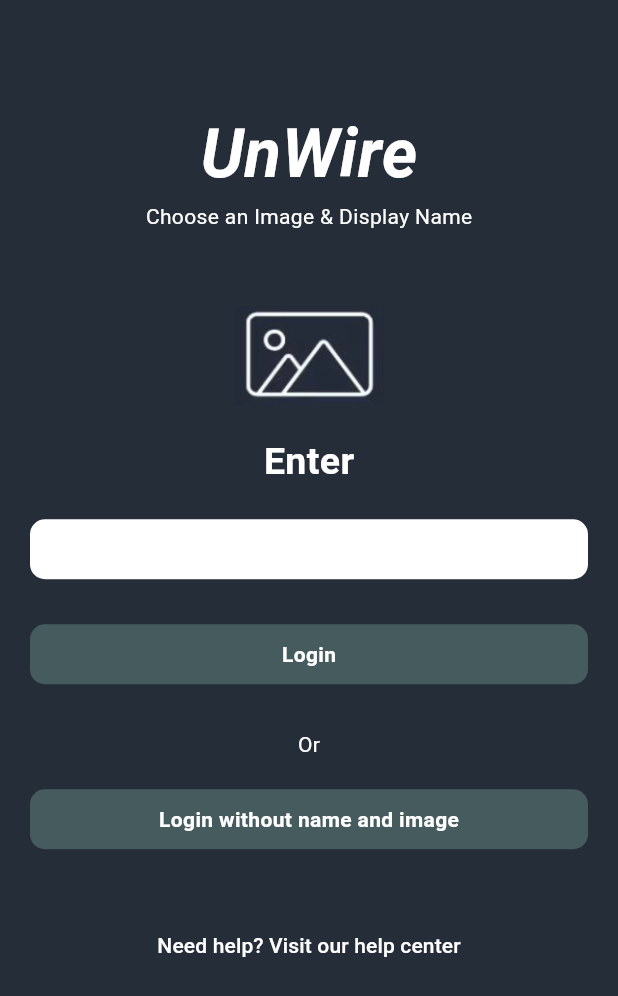
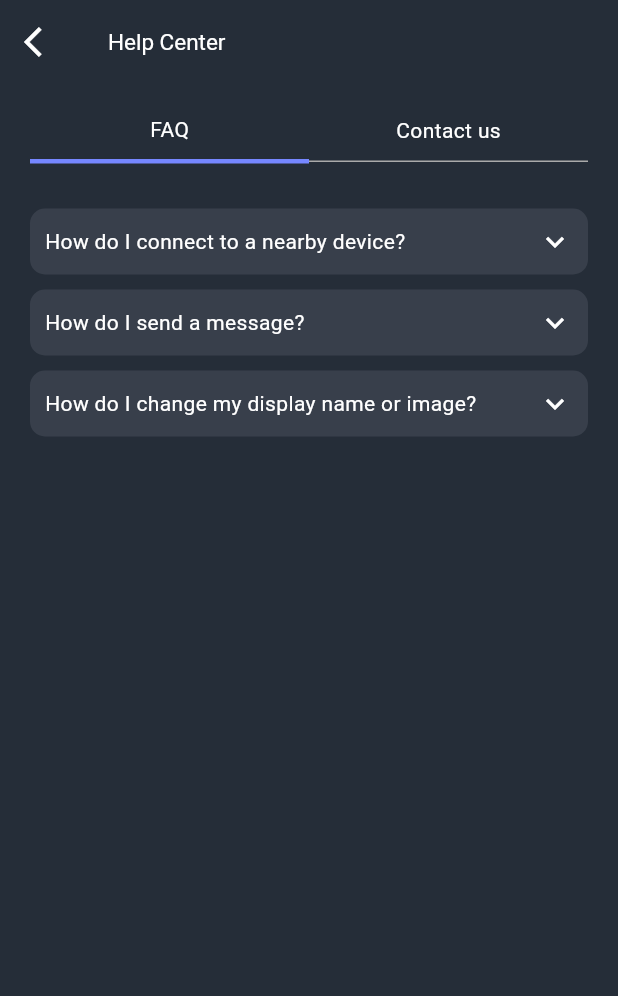
Before and after one commit to Ruixin-J-Shi/UnWire, a Flutter app: the screen it shows after launch, after a tap on "Need help? Visit our help center", on a phone screen of 412 x 824 dp. Shown: the top 996 px of the screen. Run offline on Flutter 3.47's test engine with Material 3 defaults, Android fonts, the phone set to English and light mode, and no system bars; our stand-ins replace file_picker, image_picker; missing offline and left inert: nearby_service.

Commit message:
complete with minor change

```diff
--- /dev/null
+++ b/lib/help_page.dart
@@ -0,0 +1,237 @@
+/// HelpPage provides basic FAQ and contact info for the users.
+/// Accessibility:
+/// - The page provides headings for FAQs and a contact section.
+/// - Each FAQ question is a button that, when tapped, expands to show the answer.
+/// - Ensure that color contrast and semantic labels are sufficient.
+
+import 'package:flutter/material.dart';
+import 'package:flutter/services.dart';
+
+class HelpPage extends StatefulWidget {
+  const HelpPage({Key? key}) : super(key: key);
+
+  @override
+  State<HelpPage> createState() => _HelpPageState();
+}
+
+class _HelpPageState extends State<HelpPage> {
+  // A simpler FAQ list
+  // Each entry: { "question": "...", "answer": "...", "expanded": bool }
+  List<Map<String, dynamic>> faqs = [
+    {
+      "question": "How do I connect to a nearby device?",
+      "answer":
+          "To connect, ensure you have granted required permissions and tapped 'Start Discovery'.",
+      "expanded": false
+    },
+    {
+      "question": "How do I send a message?",
+      "answer":
+          "Once connected, simply type your message in the text field and tap 'Send'.",
+      "expanded": false
+    },
+    {
+      "question": "How do I change my display name or image?",
+      "answer":
+          "Return to the login screen and select a new name or image before starting the chat.",
+      "expanded": false
+    },
+  ];
+
+  int currentTab = 1; // 1 = FAQ, 2 = Contact
+
+  Widget buildFaqItem(Map<String, dynamic> faq) {
+    return Container(
+      margin: const EdgeInsets.only(top: 10),
+      padding: const EdgeInsets.all(10),
+      decoration: BoxDecoration(
+          color: const Color(0xff383f4b), borderRadius: BorderRadius.circular(10)),
+      child: Column(
+        crossAxisAlignment: CrossAxisAlignment.start,
+        children: [
+          InkWell(
+            onTap: () {
+              setState(() {
+                faq["expanded"] = !faq["expanded"];
+              });
+            },
+            child: Row(
+              children: [
+                Expanded(
+                  child: Text(
+                    faq["question"],
+                    style: const TextStyle(color: Colors.white, fontSize: 14),
+                    semanticsLabel: 'FAQ question: ${faq["question"]}',
+                  ),
+                ),
+                Icon(
+                  faq["expanded"]
+                      ? Icons.keyboard_arrow_up
+                      : Icons.keyboard_arrow_down,
+                  color: Colors.white,
+                  semanticLabel:
+                      faq["expanded"] ? 'Collapse answer' : 'Expand answer',
+                ),
+              ],
+            ),
+          ),
+          if (faq["expanded"])
+            Padding(
+              padding: const EdgeInsets.only(top: 8.0),
+              child: Text(
+                faq["answer"],
+                style: const TextStyle(color: Colors.white, fontSize: 12),
+                semanticsLabel: 'FAQ answer: ${faq["answer"]}',
+              ),
+            ),
+        ],
+      ),
+    );
+  }
+
+  @override
+  Widget build(BuildContext context) {
+    // Accessibility: Back arrow has a semantic label
+    return Scaffold(
+      appBar: AppBar(
+          shadowColor: Colors.transparent,
+          backgroundColor: Colors.transparent,
+          foregroundColor: Colors.transparent,
+          leading: IconButton(
+              onPressed: () {
+                Navigator.of(context).pop();
+              },
+              icon: const Icon(
+                Icons.arrow_back_ios,
+                color: Colors.white,
+                semanticLabel: 'Go back',
+              )),
+          title: const Text(
+            "Help Center",
+            style: TextStyle(color: Colors.white, fontSize: 15),
+            semanticsLabel: 'Help Center title',
+          ),
+          systemOverlayStyle: SystemUiOverlayStyle.light.copyWith(
+              statusBarColor: Colors.transparent,
+              statusBarIconBrightness: Brightness.light)),
+      backgroundColor: const Color(0xff252d38),
+      body: Container(
+          width: double.infinity,
+          padding: const EdgeInsets.all(20),
+          decoration: const BoxDecoration(),
+          child: Column(
+            children: [
+              Row(
+                children: [
+                  Expanded(
+                    child: InkWell(
+                        onTap: () {
+                          setState(() {
+                            currentTab = 1;
+                          });
+                        },
+                        child: Column(
+                          children: [
+                            const Text(
+                              "FAQ",
+                              style: TextStyle(color: Colors.white),
+                            ),
+                            const SizedBox(height: 10),
+                            Container(
+                              height: currentTab == 1 ? 3 : 1,
+                              width: double.infinity,
+                              color: currentTab == 1
+                                  ? const Color(0xff7687ff)
+                                  : const Color(0xffaaaaaa),
+                            )
+                          ],
+                        )),
+                  ),
+                  Expanded(
+                      child: InkWell(
+                          onTap: () {
+                            setState(() {
+                              currentTab = 2;
+                            });
+                          },
+                          child: Column(
+                            children: [
+                              const Text(
+                                "Contact us",
+                                style: TextStyle(color: Colors.white),
+                              ),
+                              const SizedBox(height: 10),
+                              Container(
+                                height: currentTab == 2 ? 3 : 1,
+                                width: double.infinity,
+                                color: currentTab == 2
+                                    ? const Color(0xff7687ff)
+                                    : const Color(0xffaaaaaa),
+                              )
+                            ],
+                          )))
+                ],
+              ),
+              const SizedBox(
+                height: 20,
+              ),
+              if (currentTab == 1)
+                Expanded(
+                  child: ListView.builder(
+                    itemCount: faqs.length,
+                    itemBuilder: (context, index) {
+                      return buildFaqItem(faqs[index]);
+                    },
+                  ),
+                )
+              else
+                // Contact Us tab
+                Expanded(
+                  child: Column(
+                    crossAxisAlignment: CrossAxisAlignment.start,
+                    children: [
+                      const Text(
+                        "Contact Us",
+                        style: TextStyle(color: Colors.white, fontSize: 16),
+                        semanticsLabel: 'Contact Us heading',
+                      ),
+                      const SizedBox(height: 10),
+                      Container(
+                        height: 100,
+                        decoration: BoxDecoration(
+                            color: Colors.white,
+                            borderRadius: BorderRadius.circular(10)),
+                        child: Padding(
+                          padding: const EdgeInsets.all(8.0),
+                          child: Semantics(
+                            label: 'Contact message input field',
+                            child: const TextField(
+                              decoration: InputDecoration(
+                                border: InputBorder.none,
+                                hintText: 'Enter your message or issue here',
+                              ),
+                              maxLines: 5,
+                            ),
+                          ),
+                        ),
+                      ),
+                      const SizedBox(height: 10),
+                      ElevatedButton(
+                        onPressed: () {
+                          // In a real app, you could send message to support.
+                          ScaffoldMessenger.of(context).showSnackBar(
+                              const SnackBar(content: Text("Message sent!")));
+                        },
+                        child: const Text(
+                          "Send",
+                          semanticsLabel: 'Send contact message',
+                        ),
+                      ),
+                    ],
+                  ),
+                )
+            ],
+          )),
+    );
+  }
+}
--- a/lib/main.dart
+++ b/lib/main.dart
@@ -1,11 +1,18 @@
+/// Main entry point for the Nearby Group Chat app.
+/// Accessibility Notes:
+/// - The login page and subsequent pages should be accessible with screen readers.
+/// - Buttons and images have semantic labels or descriptive text.
+
 import 'dart:convert';
 import 'dart:io';
 import 'dart:math';
-import 'package:flutter/foundation.dart';
+
 import 'package:flutter/material.dart';
 import 'package:flutter/services.dart';
 import 'package:image_picker/image_picker.dart';
+
 import 'chat_room.dart';
+import 'help_page.dart'; // Import our new HelpPage
 
 void main() {
   runApp(const MyApp());
@@ -27,10 +34,7 @@ class MyApp extends StatelessWidget {
 }
 
 class LoginPage extends StatefulWidget {
-  static String? username;
-  static String? headimg;
-
-  const LoginPage({Key? key}) : super(key: key);
+  const LoginPage({super.key});
 
   @override
   State<LoginPage> createState() => _LoginPageState();
@@ -41,18 +45,10 @@ class _LoginPageState extends State<LoginPage> {
   final picker = ImagePicker();
   String? image;
 
-  @override
-  void initState() {
-    super.initState();
-  }
-
-  Future<void> chooseImage() async {
-    if (kIsWeb) {
-      // Implement web logic if needed
-      return;
-    }
+  void chooseImage() async {
     XFile? pickedFile = await picker.pickImage(
         source: ImageSource.gallery, maxHeight: 600, maxWidth: 600);
+
     if (pickedFile != null) {
       List<int> fileBytes = await File(pickedFile.path).readAsBytes();
       String base64String = base64Encode(fileBytes);
@@ -62,12 +58,7 @@ class _LoginPageState extends State<LoginPage> {
     }
   }
 
-  Future<String> _loadDefaultImageBase64() async {
-    final bytes = await rootBundle.load('images/default_avatar.png');
-    return base64Encode(bytes.buffer.asUint8List());
-  }
-
-  void loginWithNameAndImage() async {
+  void loginWithNameAndImage() {
     final name = _usernameController.text.trim();
     if (name.isEmpty) {
       ScaffoldMessenger.of(context).showSnackBar(
@@ -80,14 +71,12 @@ class _LoginPageState extends State<LoginPage> {
       return;
     }
 
-    LoginPage.username = name;
-    LoginPage.headimg = image;
     Navigator.push(
       context,
       MaterialPageRoute(
         builder: (context) => ChatRoom(
-          myName: LoginPage.username!,
-          myImage: LoginPage.headimg!,
+          myName: name,
+          myImage: image!,
         ),
       ),
     );
@@ -95,29 +84,39 @@ class _LoginPageState extends State<LoginPage> {
 
   void loginWithoutNameAndImage() async {
     final randomName = "User${Random().nextInt(10000)}";
-    final defaultImageBase64 = await _loadDefaultImageBase64();
+    String defaultImageBase64 = "";
 
-    LoginPage.username = randomName;
-    LoginPage.headimg = defaultImageBase64;
+    try {
+      // Load default avatar from images/default_avatar.png
+      final bytes = await rootBundle.load('images/default_avatar.png');
+      defaultImageBase64 = base64Encode(bytes.buffer.asUint8List());
+    } catch (e) {
+      // If not found or fails, just use an empty string (no image)
+      defaultImageBase64 = "";
+    }
 
     Navigator.push(
       context,
       MaterialPageRoute(
         builder: (context) => ChatRoom(
-          myName: LoginPage.username!,
-          myImage: LoginPage.headimg!,
+          myName: randomName,
+          myImage: defaultImageBase64,
         ),
       ),
     );
   }
 
   void toHelp() {
-    // Implement help page if you have one
-    // Navigator.push(...);
+    // Navigate to HelpPage
+    Navigator.push(
+      context,
+      MaterialPageRoute(builder: (context) => const HelpPage()),
+    );
   }
 
   @override
   Widget build(BuildContext context) {
+    // Accessibility: Buttons have descriptive text. Images have semantic labels.
     return Scaffold(
       extendBodyBehindAppBar: true,
       appBar: AppBar(
@@ -138,10 +137,19 @@ class _LoginPageState extends State<LoginPage> {
               crossAxisAlignment: CrossAxisAlignment.center,
               children: [
                 const SizedBox(height: 50),
-                const LoginTitle(),
+                const Text(
+                  "UnWire",
+                  style: TextStyle(
+                      color: Colors.white,
+                      fontWeight: FontWeight.bold,
+                      fontSize: 45,
+                      fontStyle: FontStyle.italic),
+                  semanticsLabel: 'App title: UnWire',
+                ),
                 const Text(
                   "Choose an Image & Display Name",
                   style: TextStyle(color: Colors.white),
+                  semanticsLabel: 'Instruction: Choose an Image & Display Name',
                 ),
                 const SizedBox(height: 50),
                 GestureDetector(
@@ -151,12 +159,14 @@ class _LoginPageState extends State<LoginPage> {
                       ? Image.asset(
                           "images/img.jpg",
                           width: 100,
+                          semanticLabel: 'Default avatar image placeholder',
                         )
                       : Image.memory(
                           base64Decode(image!),
                           width: 100,
                           height: 100,
                           fit: BoxFit.cover,
+                          semanticLabel: 'User selected avatar',
                         ),
                 ),
                 const SizedBox(height: 20),
@@ -166,6 +176,7 @@ class _LoginPageState extends State<LoginPage> {
                       color: Colors.white,
                       fontSize: 25,
                       fontWeight: FontWeight.bold),
+                  semanticsLabel: 'Enter your display name',
                 ),
                 const SizedBox(height: 20),
                 Container(
@@ -173,9 +184,15 @@ class _LoginPageState extends State<LoginPage> {
                   decoration: BoxDecoration(
                       color: Colors.white,
                       borderRadius: BorderRadius.circular(10)),
-                  child: TextField(
-                    controller: _usernameController,
-                    decoration: const InputDecoration(border: InputBorder.none),
+                  child: Semantics(
+                    label: 'Username TextField',
+                    child: TextField(
+                      controller: _usernameController,
+                      decoration: const InputDecoration(
+                          border: InputBorder.none,
+                          hintText: 'Username',
+                      ),
+                    ),
                   ),
                 ),
                 const SizedBox(height: 30),
@@ -192,6 +209,7 @@ class _LoginPageState extends State<LoginPage> {
                       "Login",
                       style: TextStyle(
                           color: Colors.white, fontWeight: FontWeight.bold),
+                      semanticsLabel: 'Login button',
                     ),
                   ),
                 ),
@@ -199,6 +217,7 @@ class _LoginPageState extends State<LoginPage> {
                 const Text(
                   "Or",
                   style: TextStyle(color: Colors.white),
+                  semanticsLabel: 'Or',
                 ),
                 const SizedBox(height: 20),
                 InkWell(
@@ -214,6 +233,7 @@ class _LoginPageState extends State<LoginPage> {
                         "Login without name and image",
                         style: TextStyle(
                             color: Colors.white, fontWeight: FontWeight.bold),
+                        semanticsLabel: 'Login without name and image button',
                       ),
                     )),
                 const SizedBox(height: 40),
@@ -222,6 +242,7 @@ class _LoginPageState extends State<LoginPage> {
                   child: const Text(
                     "Need help? Visit our help center",
                     style: TextStyle(color: Colors.white),
+                    semanticsLabel: 'Go to help center',
                   ),
                 )
               ],
@@ -230,18 +251,3 @@ class _LoginPageState extends State<LoginPage> {
     );
   }
 }
-
-class LoginTitle extends StatelessWidget {
-  const LoginTitle({super.key});
-  @override
-  Widget build(BuildContext context) {
-    return const Text(
-      "UnWire",
-      style: TextStyle(
-          color: Colors.white,
-          fontWeight: FontWeight.bold,
-          fontSize: 45,
-          fontStyle: FontStyle.italic),
-    );
-  }
-}
```
Also changed, not shown: 1 other file.
